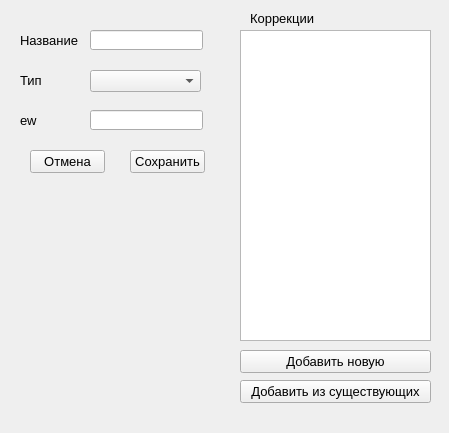
Before: the Qt Designer form windows/edit_material_with_corrections.ui in ivanzuev78/Glass_transition_math, drawn with Qt 5.
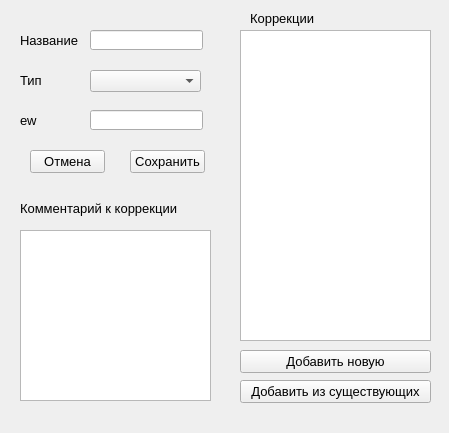
After: the same form once the commit is applied.

Commit message: Начал вводить коррекции.

What changed in the file:
```diff
--- a/windows/edit_material_with_corrections.ui
+++ b/windows/edit_material_with_corrections.ui
@@ -162,6 +162,29 @@
     </rect>
    </property>
   </widget>
+  <widget class="QTextBrowser" name="cor_textBrowser">
+   <property name="geometry">
+    <rect>
+     <x>20</x>
+     <y>230</y>
+     <width>191</width>
+     <height>171</height>
+    </rect>
+   </property>
+  </widget>
+  <widget class="QLabel" name="label_5">
+   <property name="geometry">
+    <rect>
+     <x>20</x>
+     <y>200</y>
+     <width>181</width>
+     <height>16</height>
+    </rect>
+   </property>
+   <property name="text">
+    <string>Комментарий к коррекции</string>
+   </property>
+  </widget>
  </widget>
  <resources/>
  <connections/>
```
Left out of the diff: 4 changed lines with no effect on the pictures. The commit also changes 2 other files.
